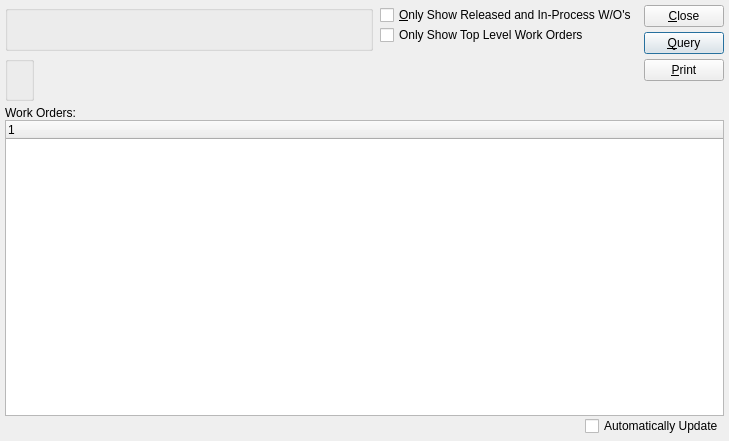
First picture: the form in xtuple/trunk/guiclient/dspWoBufferStatusByParameterList.ui, repository WooodHead/xtuple, before the edit.
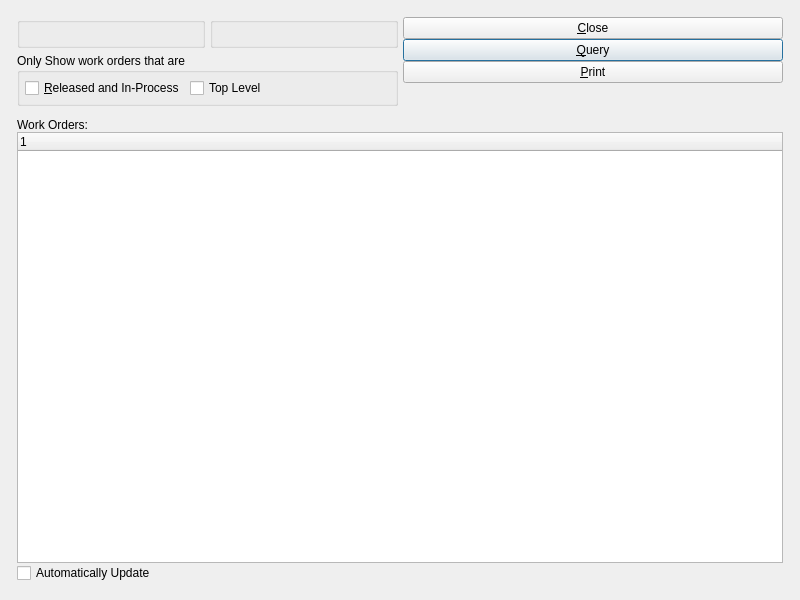
Second picture: the form after the edit. Custom widgets are drawn as their Qt base class.

```diff
--- a/xtuple/trunk/guiclient/dspWoBufferStatusByParameterList.ui
+++ b/xtuple/trunk/guiclient/dspWoBufferStatusByParameterList.ui
@@ -13,117 +13,90 @@
    <rect>
     <x>0</x>
     <y>0</y>
-    <width>729</width>
-    <height>441</height>
+    <width>800</width>
+    <height>600</height>
    </rect>
   </property>
   <property name="windowTitle" >
    <string>Work Order Buffer Status</string>
   </property>
-   <layout class="QVBoxLayout" >
-    <item>
-     <layout class="QHBoxLayout" >
+  <layout class="QGridLayout" name="gridLayout_4" >
+   <item row="0" column="0" >
+    <layout class="QGridLayout" name="gridLayout_3" >
       <property name="margin" >
-       <number>0</number>
+      <number>12</number>
       </property>
       <property name="spacing" >
-       <number>7</number>
-      </property>
+      <number>12</number>
+     </property>
+     <item row="0" column="0" >
+      <layout class="QHBoxLayout" name="horizontalLayout_2" >
       <item>
-       <layout class="QVBoxLayout" >
-        <property name="margin" >
-         <number>0</number>
-        </property>
-        <property name="spacing" >
-         <number>5</number>
-        </property>
-        <item>
+        <layout class="QGridLayout" name="gridLayout_2" >
+         <item row="0" column="0" >
          <widget class="ParameterGroup" name="_parameter" >
           <property name="title" >
            <string/>
           </property>
-         </widget>
-        </item>
-        <item>
-         <layout class="QHBoxLayout" >
-          <property name="margin" >
-           <number>0</number>
-          </property>
-          <property name="spacing" >
-           <number>0</number>
-          </property>
-          <item>
+           <property name="fixedSize" >
+            <bool>false</bool>
+           </property>
+          </widget>
+         </item>
+         <item row="0" column="1" >
            <widget class="WarehouseGroup" name="_warehouse" >
             <property name="title" >
              <string/>
             </property>
-           </widget>
-          </item>
-          <item>
-           <spacer>
-            <property name="orientation" >
-             <enum>Qt::Horizontal</enum>
-            </property>
-            <property name="sizeType" >
-             <enum>QSizePolicy::Expanding</enum>
-            </property>
-            <property name="sizeHint" >
-             <size>
-              <width>145</width>
-              <height>20</height>
-             </size>
-            </property>
-           </spacer>
-          </item>
-         </layout>
-        </item>
-       </layout>
-      </item>
-      <item>
-       <layout class="QVBoxLayout" >
-        <property name="margin" >
-         <number>0</number>
-        </property>
-        <property name="spacing" >
-         <number>0</number>
-        </property>
-        <item>
-         <layout class="QVBoxLayout" >
-          <property name="margin" >
-           <number>0</number>
-          </property>
-          <property name="spacing" >
-           <number>5</number>
-          </property>
-          <item>
-           <layout class="QVBoxLayout" >
-            <property name="margin" >
-             <number>0</number>
-            </property>
-            <property name="spacing" >
-             <number>0</number>
-            </property>
+           <property name="fixedSize" >
+            <bool>false</bool>
+           </property>
+          </widget>
+         </item>
+         <item row="1" column="0" colspan="2" >
+          <widget class="QGroupBox" name="_showGroup" >
+           <property name="title" >
+            <string>Only Show work orders that are</string>
+           </property>
+           <layout class="QGridLayout" name="gridLayout" >
+            <item row="0" column="0" >
+             <layout class="QHBoxLayout" name="horizontalLayout" >
             <item>
              <widget class="XCheckBox" name="_showOnlyRI" >
               <property name="text" >
-               <string>&amp;Only Show Released and In-Process W/O's</string>
+                 <string>&amp;Released and In-Process</string>
               </property>
              </widget>
             </item>
-            <item>
-             <layout class="QHBoxLayout" >
-              <property name="margin" >
-               <number>0</number>
-              </property>
-              <property name="spacing" >
-               <number>0</number>
-              </property>
               <item>
                <widget class="XCheckBox" name="_showOnlyTopLevel" >
                 <property name="text" >
-                 <string>Only Show Top Level Work Orders</string>
+                 <string>Top Level</string>
                 </property>
                </widget>
+              </item>
+              <item>
+               <spacer name="horizontalSpacer" >
+                <property name="orientation" >
+                 <enum>Qt::Horizontal</enum>
+                </property>
+                <property name="sizeHint" stdset="0" >
+                 <size>
+                  <width>40</width>
+                  <height>20</height>
+                 </size>
+                </property>
+               </spacer>
+              </item>
+             </layout>
+            </item>
+           </layout>
+           <zorder>_showOnlyRI</zorder>
+           <zorder>_showOnlyTopLevel</zorder>
+           <zorder>horizontalSpacer</zorder>
+          </widget>
+         </item>
+        </layout>
               </item>
               <item>
                <spacer>
@@ -133,53 +106,23 @@
                 <property name="sizeType" >
                  <enum>QSizePolicy::Preferred</enum>
                 </property>
-                <property name="sizeHint" >
+         <property name="sizeHint" stdset="0" >
                  <size>
-                  <width>20</width>
+           <width>0</width>
                   <height>20</height>
                  </size>
                 </property>
                </spacer>
               </item>
-             </layout>
-            </item>
-           </layout>
-          </item>
-         </layout>
-        </item>
         <item>
-         <spacer>
-          <property name="orientation" >
-           <enum>Qt::Vertical</enum>
-          </property>
-          <property name="sizeType" >
-           <enum>QSizePolicy::Expanding</enum>
-          </property>
-          <property name="sizeHint" >
-           <size>
-            <width>20</width>
-            <height>20</height>
-           </size>
-          </property>
-         </spacer>
-        </item>
-       </layout>
-      </item>
-      <item>
        <layout class="QVBoxLayout" >
-        <property name="margin" >
-         <number>0</number>
-        </property>
         <property name="spacing" >
          <number>0</number>
         </property>
         <item>
          <layout class="QVBoxLayout" >
-          <property name="margin" >
-           <number>0</number>
-          </property>
           <property name="spacing" >
-           <number>5</number>
+            <number>0</number>
           </property>
           <item>
            <widget class="QPushButton" name="_close" >
@@ -221,10 +164,10 @@
           <property name="sizeType" >
            <enum>QSizePolicy::Expanding</enum>
           </property>
-          <property name="sizeHint" >
+           <property name="sizeHint" stdset="0" >
            <size>
             <width>20</width>
-            <height>20</height>
+             <height>0</height>
            </size>
           </property>
          </spacer>
@@ -233,12 +176,10 @@
       </item>
      </layout>
     </item>
-    <item>
+     <item row="1" column="0" >
      <widget class="QFrame" name="frame" >
       <property name="sizePolicy" >
-       <sizepolicy>
-        <hsizetype>5</hsizetype>
-        <vsizetype>7</vsizetype>
+        <sizepolicy vsizetype="Expanding" hsizetype="Preferred" >
         <horstretch>0</horstretch>
         <verstretch>1</verstretch>
        </sizepolicy>
@@ -250,10 +191,10 @@
        <enum>QFrame::Plain</enum>
       </property>
       <layout class="QVBoxLayout" >
-       <property name="margin" >
+        <property name="spacing" >
         <number>0</number>
        </property>
-       <property name="spacing" >
+        <property name="margin" >
         <number>0</number>
        </property>
        <item>
@@ -278,28 +219,9 @@
        </item>
        <item>
         <layout class="QHBoxLayout" >
-         <property name="margin" >
-          <number>0</number>
-         </property>
          <property name="spacing" >
           <number>0</number>
          </property>
-         <item>
-          <spacer>
-           <property name="orientation" >
-            <enum>Qt::Horizontal</enum>
-           </property>
-           <property name="sizeType" >
-            <enum>QSizePolicy::Expanding</enum>
-           </property>
-           <property name="sizeHint" >
-            <size>
-             <width>20</width>
-             <height>20</height>
-            </size>
-           </property>
-          </spacer>
-         </item>
          <item>
           <widget class="XCheckBox" name="_autoUpdate" >
            <property name="text" >
@@ -307,10 +229,28 @@
            </property>
           </widget>
          </item>
+          <item>
+           <spacer>
+            <property name="orientation" >
+             <enum>Qt::Horizontal</enum>
+            </property>
+            <property name="sizeType" >
+             <enum>QSizePolicy::Expanding</enum>
+            </property>
+            <property name="sizeHint" stdset="0" >
+             <size>
+              <width>20</width>
+              <height>20</height>
+             </size>
+            </property>
+           </spacer>
+          </item>
         </layout>
        </item>
       </layout>
      </widget>
+     </item>
+    </layout>
     </item>
    </layout>
  </widget>
@@ -322,16 +262,16 @@
    <extends>QGroupBox</extends>
    <header>parametergroup.h</header>
   </customwidget>
+  <customwidget>
+   <class>WarehouseGroup</class>
+   <extends>QGroupBox</extends>
+   <header>warehousegroup.h</header>
+  </customwidget>
   <customwidget>
    <class>XCheckBox</class>
    <extends>QCheckBox</extends>
    <header>xcheckbox.h</header>
   </customwidget>
-  <customwidget>
-   <class>WarehouseGroup</class>
-   <extends>QGroupBox</extends>
-   <header>warehousegroup.h</header>
-  </customwidget>
   <customwidget>
    <class>XTreeWidget</class>
    <extends>QTreeWidget</extends>
```
Left out of the diff: 3 changed lines with no effect on the pictures. Lines whose indentation alone changed are shown as unchanged.
